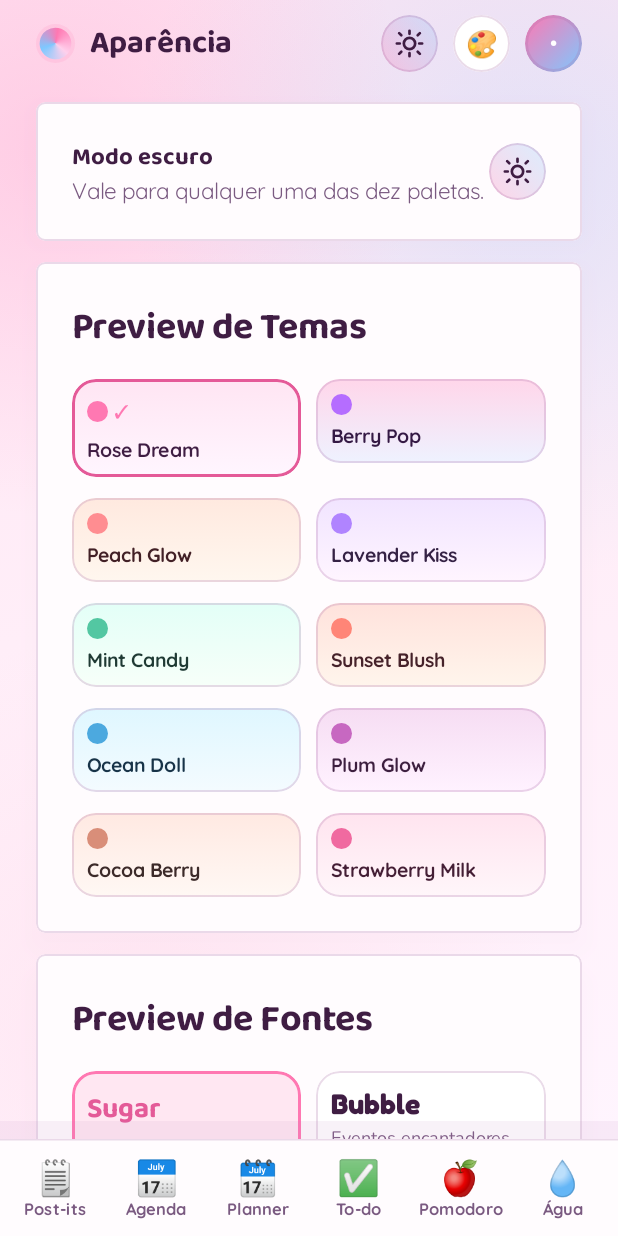
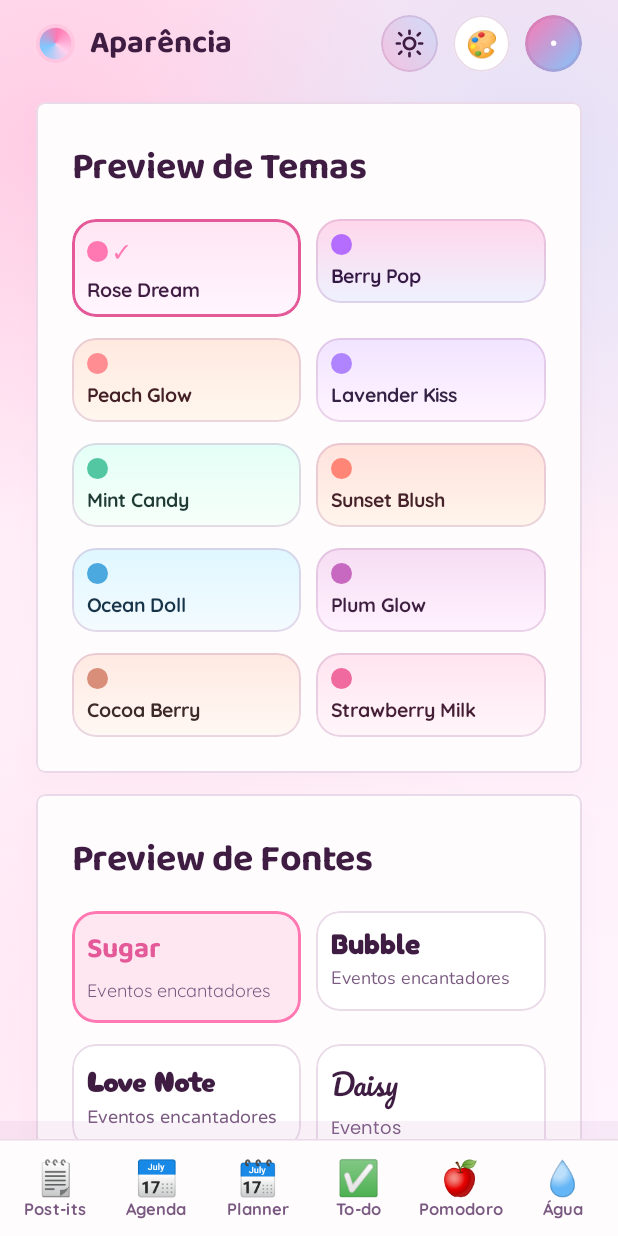
Before and after one commit to henriquemf/event-bezeth-mobile, an Android app built with Jetpack Compose: the aparencia screen opened through its navigation route, on a phone screen of 412 x 824 dp. Run offline under Robolectric (Android 15) with nearby library versions, the phone set to English and light mode, and no system bars.

Commit message:
feat: tirar o interruptor de modo escuro da tela de Aparencia
Ele era o terceiro controle para a mesma chave. Saiu o da lateral no commit
passado; sobrava este, num cartao que ficava ACIMA dos previews -- empurrando
para baixo justamente o que a tela veio mostrar, para oferecer um botao que
esta a dois centimetros dali, na barra de cima, em todas as telas.

O estado continua sendo lido: e ele que decide se os previews mostram as dez
paletas claras ou as dez escuras.

Co-Authored-By: Claude Opus 5 (1M context) <noreply@anthropic.com>

```diff
--- a/app/build.gradle.kts
+++ b/app/build.gradle.kts
@@ -29,8 +29,8 @@ android {
         // aparece nos ajustes, e e para gente ler.
         //
         // `empacotar.ps1 -Versao x.y.z` mexe nos dois de uma vez.
-        versionCode = 3
-        versionName = "1.0.1"
+        versionCode = 4
+        versionName = "1.1.0"
     }
 
     // ------------------------------------------------------------ assinatura
--- a/app/src/main/java/com/beazeth/notifier/ui/telas/AparenciaScreen.kt
+++ b/app/src/main/java/com/beazeth/notifier/ui/telas/AparenciaScreen.kt
@@ -31,7 +31,6 @@ import androidx.lifecycle.viewModelScope
 import androidx.lifecycle.viewmodel.compose.viewModel
 import com.beazeth.notifier.data.Preferencias
 import com.beazeth.notifier.ui.componentes.CartaoDaTela
-import com.beazeth.notifier.ui.componentes.InterruptorEscuro
 import com.beazeth.notifier.ui.theme.Doce
 import com.beazeth.notifier.ui.theme.Espaco
 import com.beazeth.notifier.ui.theme.FONTES
@@ -45,12 +44,18 @@ import kotlinx.coroutines.flow.stateIn
 import kotlinx.coroutines.launch
 
 /**
- * O Estudio de Aparencia, mais a conta e o estado da sincronizacao.
+ * O Estudio de Aparencia: dez paletas e dez duplas de fonte, e nada mais.
  *
- * As dez paletas e as dez duplas de fonte sao as mesmas do site, e a escolha se
- * ve no proprio botao: cada preview de tema desenha o degrade daquele tema, e
- * cada preview de fonte escreve na fonte que representa. E o que o site faz --
- * escolher pelo preview, nao por um nome numa lista.
+ * A escolha se ve no proprio botao -- cada preview de tema desenha o degrade
+ * daquele tema, e cada preview de fonte escreve na fonte que representa. E o
+ * que o site faz: escolher pelo preview, nao por um nome numa lista.
+ *
+ * **O modo escuro nao tem controle aqui.** Ele e uma chave so, e a lua da barra
+ * de cima esta em todas as telas, inclusive nesta -- o cartao que existia neste
+ * lugar era um segundo interruptor a dois centimetros do primeiro, e ainda
+ * ficava acima dos previews, empurrando para baixo o que a tela veio mostrar.
+ * O estado dele continua sendo lido ([escuro]), porque e ele que decide se os
+ * previews mostram as paletas claras ou as escuras.
  *
  * A escolha nao sobe para o servidor: no site ela vive no navegador, e aqui no
  * aparelho. Sao a mesma conta com aparencias independentes, e isso e proposital
@@ -72,8 +77,6 @@ class AparenciaViewModel(app: Application) : AndroidViewModel(app) {
     fun escolherTema(chave: String) = viewModelScope.launch { prefs.definirTema(chave) }
 
     fun escolherFonte(chave: String) = viewModelScope.launch { prefs.definirFonte(chave) }
-
-    fun alternarEscuro(ligado: Boolean) = viewModelScope.launch { prefs.definirEscuro(ligado) }
 }
 
 @Composable
@@ -90,34 +93,6 @@ fun AparenciaScreen(vm: AparenciaViewModel = viewModel()) {
         ),
         verticalArrangement = Arrangement.spacedBy(Espaco.e3),
     ) {
-        // ------------------------------------------------------- modo escuro
-        item {
-            CartaoDaTela {
-                Row(
-                    modifier = Modifier.fillMaxWidth(),
-                    verticalAlignment = Alignment.CenterVertically,
-                ) {
-                    Column(modifier = Modifier.weight(1f)) {
-                        Text(
-                            text = "Modo escuro",
-                            style = TipografiaBeazeth.titleMedium,
-                            color = cores.tinta,
-                        )
-                        Text(
-                            text = "Vale para qualquer uma das dez paletas.",
-                            style = TipografiaBeazeth.bodyMedium,
-                            color = cores.tintaSuave,
-                        )
-                    }
-                    // O mesmo controle da barra de cima, e nao um `Switch`
-                    // do Material: o site nao tem interruptor de trilho em
-                    // lugar nenhum, e ter dois desenhos para a mesma opcao
-                    // faria parecer que sao opcoes diferentes.
-                    InterruptorEscuro(escuro = escuro, aoAlternar = vm::alternarEscuro)
-                }
-            }
-        }
-
         // ------------------------------------------------------------ temas
         item {
             CartaoDaTela(titulo = "Preview de Temas") {
```
Also changed, not shown: 1 other file.
